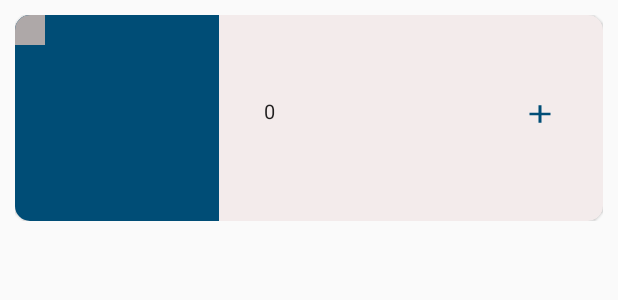
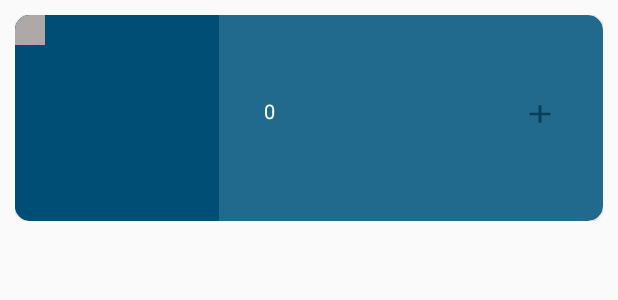
Before and after one commit to umangsh28/WonderPizza, an Android app: the layout item_design.xml on its own in the app's theme, with its tools: preview values and no code run, on a phone screen of 412 x 824 dp. Shown: the top 300 px of the screen. Run offline under Robolectric (Android 15) with nearby library versions, the phone set to English and light mode, and no system bars.

Commit message:
Cart done

```diff
--- a/app/src/main/res/layout/item_design.xml
+++ b/app/src/main/res/layout/item_design.xml
@@ -10,7 +10,7 @@
     <com.google.android.material.circularreveal.cardview.CircularRevealCardView
         android:layout_width="match_parent"
         android:layout_height="wrap_content"
-        android:backgroundTint="#F3EBEB"
+        android:backgroundTint="#22698E"
         app:cardCornerRadius="10dp">
 
         <RelativeLayout
@@ -27,6 +27,7 @@
 
             <androidx.appcompat.widget.AppCompatCheckedTextView
                 android:id="@+id/Pname"
+                android:textColor="@color/white"
                 android:layout_width="match_parent"
                 android:layout_height="wrap_content"
 
@@ -38,6 +39,7 @@
                 android:layout_width="match_parent"
                 android:layout_height="wrap_content"
                 android:layout_below="@id/Pname"
+                android:textColor="@color/white"
                 android:layout_toEndOf="@+id/PImg"
                 android:textSize="13dp"
                 android:fontFamily="sans-serif-light" />
@@ -52,7 +54,7 @@
                 android:layout_marginTop="13dp"
                 android:layout_marginEnd="30dp"
                 android:background="@drawable/ic_baseline_add_24"
-                android:backgroundTint="#004d76"
+                android:backgroundTint="#083F5C"
                 android:clipToOutline="true"
                 android:outlineAmbientShadowColor="#004d76"
                 android:outlineProvider="bounds"
@@ -69,10 +71,10 @@
                 android:layout_width="wrap_content"
                 android:layout_height="20dp"
                 android:layout_below="@id/Pdes"
+                android:textColor="@color/white"
                 android:layout_marginStart="30dp"
                 android:layout_marginTop="12dp"
                 android:layout_toEndOf="@id/PImg"
-
                 android:text="0"
                 android:textSize="13dp" />
 
```
